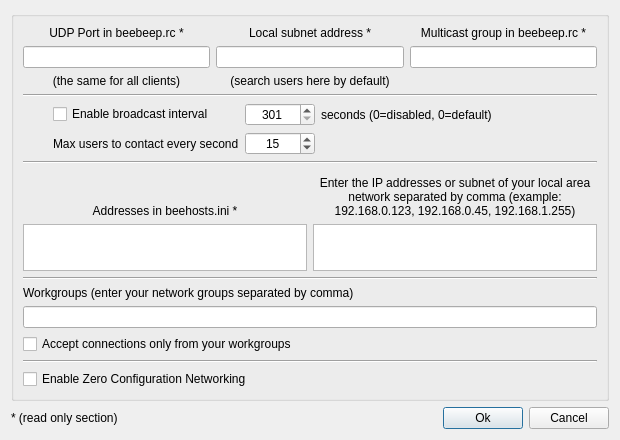
The window that src/desktop/GuiSearchUser.ui (hwgao/beebeep) describes before a commit, drawn with Qt 5.
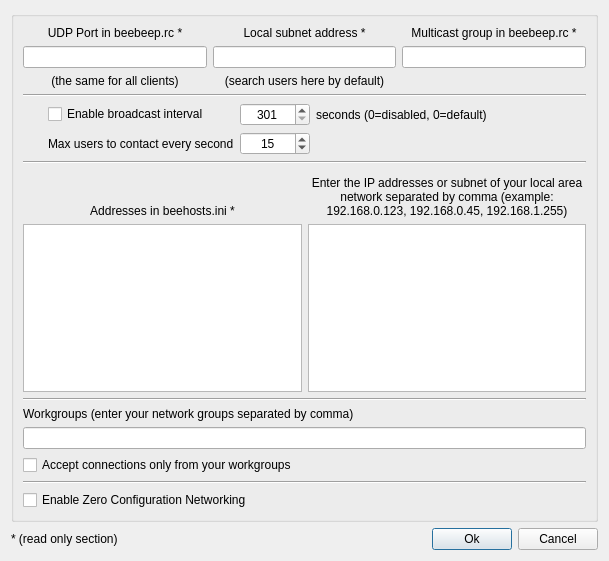
The same window after the commit.

Commit message: Added "Enable file sharing" option Fixed a bug in user recognition Avatar in right tool bar area in chat window Network option is moved to Settings menu

Diff of the .ui file:
```diff
--- a/src/desktop/GuiSearchUser.ui
+++ b/src/desktop/GuiSearchUser.ui
@@ -6,16 +6,10 @@
    <rect>
     <x>0</x>
     <y>0</y>
-    <width>620</width>
-    <height>440</height>
+    <width>609</width>
+    <height>561</height>
    </rect>
   </property>
-  <property name="sizePolicy">
-   <sizepolicy hsizetype="Preferred" vsizetype="Preferred">
-    <horstretch>0</horstretch>
-    <verstretch>0</verstretch>
-   </sizepolicy>
-  </property>
   <property name="windowTitle">
    <string>Dialog</string>
   </property>
@@ -182,14 +176,24 @@
       </item>
       <item row="4" column="0">
        <layout class="QGridLayout" name="gridLayout_2">
+        <property name="sizeConstraint">
+         <enum>QLayout::SetMinimumSize</enum>
+        </property>
         <item row="4" column="1">
-         <widget class="QPlainTextEdit" name="mp_teAddressesInSettings"/>
+         <widget class="QPlainTextEdit" name="mp_teAddressesInSettings">
+          <property name="plainText">
+           <string notr="true"/>
+          </property>
+         </widget>
         </item>
         <item row="4" column="0">
          <widget class="QPlainTextEdit" name="mp_teAddressesInHosts">
           <property name="readOnly">
            <bool>true</bool>
           </property>
+          <property name="plainText">
+           <string notr="true"/>
+          </property>
          </widget>
         </item>
         <item row="2" column="0" rowspan="2">
```
Left out of the diff: 3 changed lines with no effect on the pictures. The commit also changes 43 other files.
